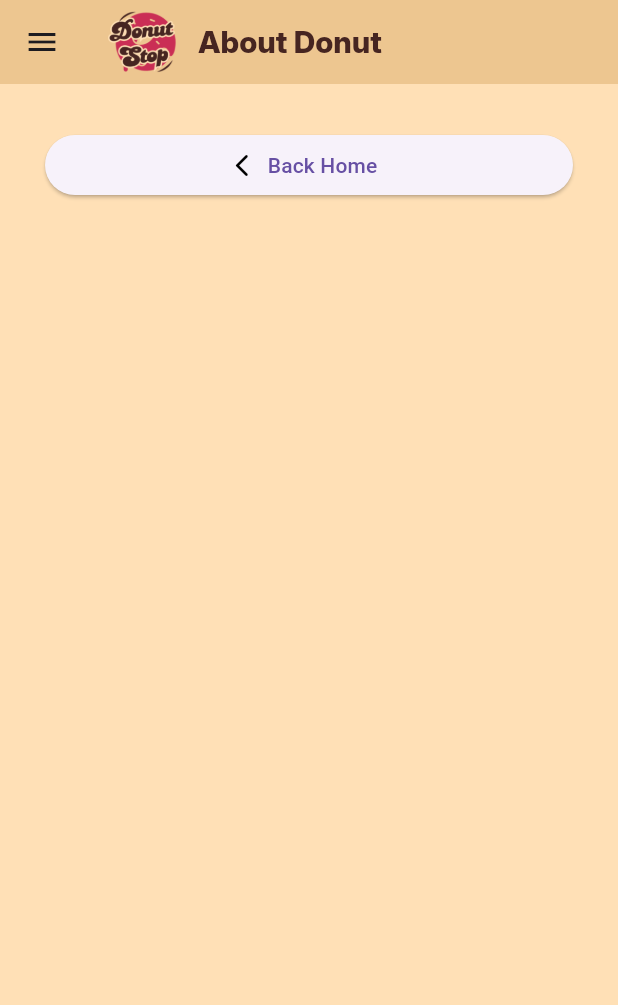
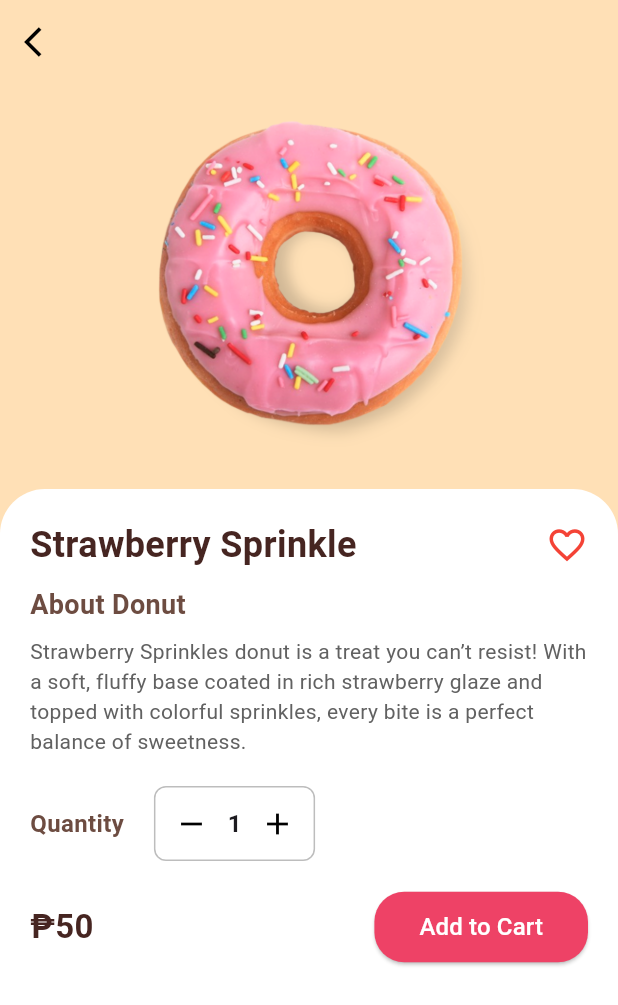
Before and after one commit to JakobPalomo/DoNut-Stop, a Flutter app: the screen it shows after launch, in the side drawer, after a tap on "About Donut", on a phone screen of 412 x 824 dp. Shown: the top 1005 px of the screen. Run offline on Flutter 3.47's test engine with Material 3 defaults, Android fonts, the light colour scheme and no system bars.

Commit message:
finalized product page

```diff
--- a/lib/pages/product_page.dart
+++ b/lib/pages/product_page.dart
@@ -1,84 +1,156 @@
 import 'package:flutter/material.dart';
-
-import '../main.dart';
 
 class ProductPage extends StatelessWidget {
   const ProductPage({super.key});
 
   @override
   Widget build(BuildContext context) {
-    return MaterialApp(
-      title: "Product Page Module",
-      theme: ThemeData(
-        scaffoldBackgroundColor: Color(0xFFFFE0B6), // Set background color
+    return Scaffold(
+      backgroundColor: Color(0xFFFFE0B6), // Background color
+      appBar: AppBar(
+        backgroundColor: Colors.transparent,
+        elevation: 0,
+        leading: IconButton(
+          icon: Icon(Icons.arrow_back_ios, color: Colors.black),
+          onPressed: () => Navigator.pop(context),
+        ),
       ),
-      home: Scaffold(
-        appBar: AppBar(
-          backgroundColor: Color(0xFFEDC690), // Background color
-          elevation: 0, // Remove shadow
-          scrolledUnderElevation: 0,
-          title: Row(
-            children: [
-              // Square Image on the Left
-              Container(
-                width: 50,
-                height: 50,
-                decoration: BoxDecoration(
-                  borderRadius: BorderRadius.circular(4),
-                  image: DecorationImage(
-                    image: AssetImage("assets/mini_logo.png"),
-                    fit: BoxFit.contain,
-                  ),
+      body: Column(
+        children: [
+          // Donut Image Section
+          Container(
+            padding: EdgeInsets.symmetric(horizontal: 20),
+            child: ClipRRect(
+              borderRadius: BorderRadius.circular(20),
+              child: Image.asset(
+                "assets/front_donut/fdonut3.png",
+                width: 250,
+                height: 250,
+                fit: BoxFit.cover,
+              ),
+            ),
+          ),
+          SizedBox(height: 20),
+
+          // Product Details Section
+          Expanded(
+            child: Container(
+              padding: EdgeInsets.all(20),
+              decoration: BoxDecoration(
+                color: Colors.white,
+                borderRadius: BorderRadius.only(
+                  topLeft: Radius.circular(30),
+                  topRight: Radius.circular(30),
                 ),
               ),
-              Expanded(
-                child: Container(
-                  padding: EdgeInsets.only(left: 10),
-                  child: Text(
+              child: Column(
+                crossAxisAlignment: CrossAxisAlignment.start,
+                children: [
+                  // Title & Favorite Icon
+                  Row(
+                    mainAxisAlignment: MainAxisAlignment.spaceBetween,
+                    children: [
+                      Text(
+                        "Strawberry Sprinkle",
+                        style: TextStyle(
+                          fontSize: 24,
+                          fontWeight: FontWeight.bold,
+                          color: Color(0xFF462521),
+                        ),
+                      ),
+                      Icon(Icons.favorite_border, color: Colors.red, size: 28),
+                    ],
+                  ),
+                  SizedBox(height: 10),
+
+                  // About Donut Description
+                  Text(
                     "About Donut",
                     style: TextStyle(
-                        fontFamily: 'Inter',
-                        fontSize: 20,
-                        fontWeight: FontWeight.w800,
-                        color: Color(0xFF462521)),
+                      fontSize: 18,
+                      fontWeight: FontWeight.w600,
+                      color: Color(0xFF6D4C41),
+                    ),
                   ),
-                ),
+                  SizedBox(height: 8),
+                  Text(
+                    "Strawberry Sprinkles donut is a treat you can’t resist! With a soft, fluffy base coated in rich strawberry glaze and topped with colorful sprinkles, every bite is a perfect balance of sweetness.",
+                    style: TextStyle(fontSize: 14, color: Colors.grey[700]),
+                  ),
+                  SizedBox(height: 20),
+
+                  // Quantity Selector
+                  Row(
+                    mainAxisAlignment: MainAxisAlignment.start,
+                    children: [
+                      Text(
+                        "Quantity",
+                        style: TextStyle(
+                          fontSize: 16,
+                          fontWeight: FontWeight.w600,
+                          color: Color(0xFF6D4C41),
+                        ),
+                      ),
+                      SizedBox(width: 20),
+                      Container(
+                        decoration: BoxDecoration(
+                          border: Border.all(color: Colors.black26),
+                          borderRadius: BorderRadius.circular(8),
+                        ),
+                        child: Row(
+                          mainAxisSize: MainAxisSize.min,
+                          children: [
+                            IconButton(
+                              icon: Icon(Icons.remove, color: Colors.black),
+                              onPressed: () {},
+                            ),
+                            Text("1",
+                                style: TextStyle(
+                                    fontSize: 16, fontWeight: FontWeight.bold)),
+                            IconButton(
+                              icon: Icon(Icons.add, color: Colors.black),
+                              onPressed: () {},
+                            ),
+                          ],
+                        ),
+                      ),
+                    ],
+                  ),
+                  SizedBox(height: 20),
+
+                  // Price & Add to Cart Button
+                  Row(
+                    mainAxisAlignment: MainAxisAlignment.spaceBetween,
+                    children: [
+                      Text(
+                        "₱50",
+                        style: TextStyle(
+                          fontSize: 22,
+                          fontWeight: FontWeight.bold,
+                          color: Color(0xFF462521),
+                        ),
+                      ),
+                      ElevatedButton(
+                        onPressed: () {},
+                        style: ElevatedButton.styleFrom(
+                          backgroundColor: Color(0xFFEE4266),
+                          shape: RoundedRectangleBorder(
+                            borderRadius: BorderRadius.circular(20),
+                          ),
+                          padding: EdgeInsets.symmetric(
+                              horizontal: 30, vertical: 12),
+                        ),
+                        child: Text(
+                          "Add to Cart",
+                          style: TextStyle(fontSize: 16, color: Colors.white),
+                        ),
+                      ),
+                    ],
+                  ),
+                ],
               ),
-            ],
+            ),
           ),
-        ),
-        body: SingleChildScrollView(
-          child: Column(
-            children: [ProductPageBtnFieldSection()],
-          ),
-        ),
-        drawer: Drawer(
-          child: ListView(
-            children: [DrwerHeader(), DrwListView()],
-          ),
-        ),
-      ),
-    );
-  }
-}
-
-class ProductPageBtnFieldSection extends StatelessWidget {
-  const ProductPageBtnFieldSection({super.key});
-
-  @override
-  Widget build(BuildContext context) {
-    return Padding(
-      padding: EdgeInsets.all(30),
-      child: Row(
-        spacing: 10,
-        mainAxisAlignment: MainAxisAlignment.spaceAround,
-        children: [
-          Expanded(
-              child: ElevatedButton.icon(
-                  onPressed: () => Navigator.push(context,
-                      MaterialPageRoute(builder: (context) => MyApp())),
-                  icon: Icon(Icons.arrow_back_ios_rounded, color: Colors.black),
-                  label: Text("Back Home")))
         ],
       ),
     );
```
